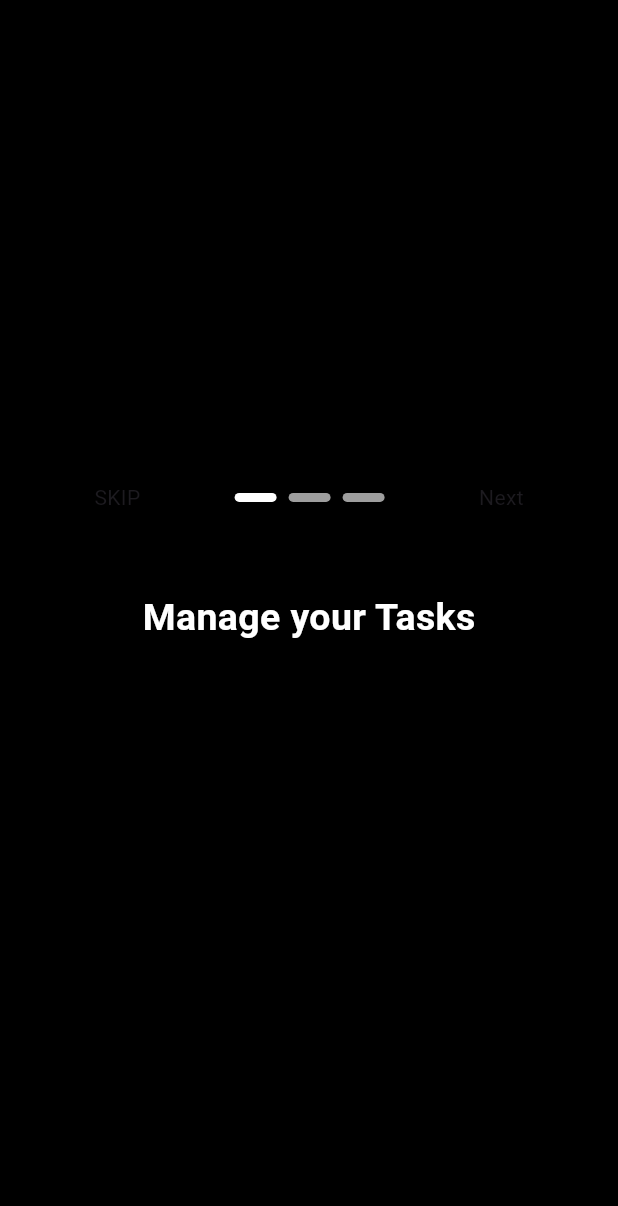
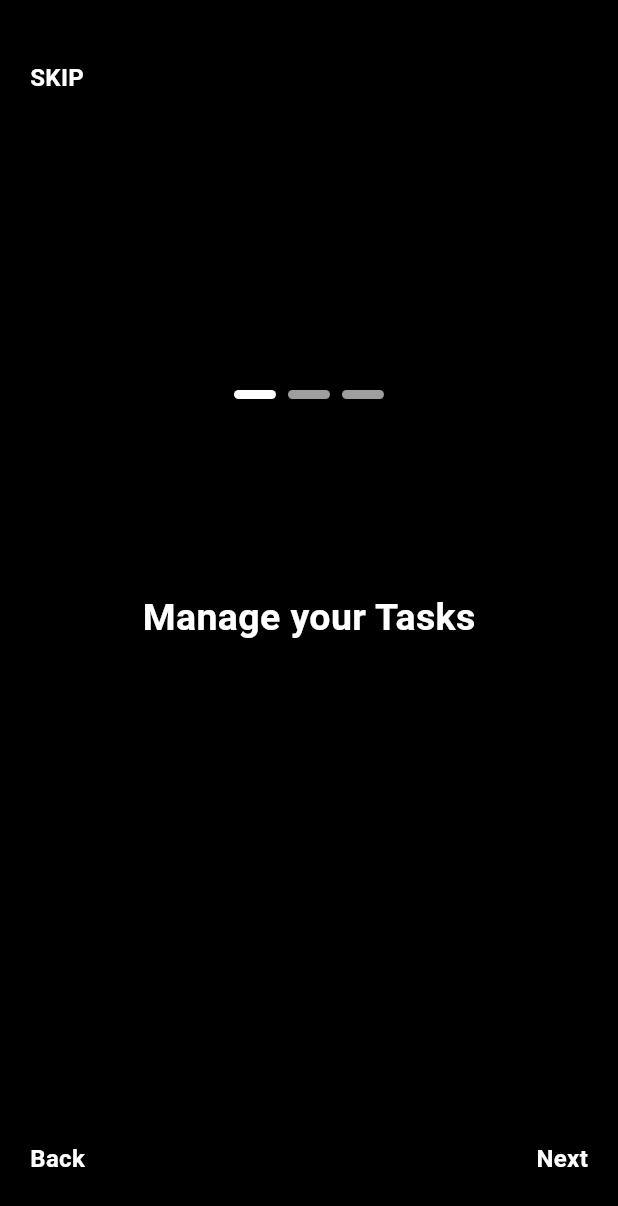
Before and after one commit to mheyrie/UpToDo, a Flutter app: the screen it shows after launch, on a phone screen of 412 x 824 dp. Shown: the top 1206 px of the screen. Run offline on Flutter 3.47's test engine with Material 3 defaults, Android fonts, the phone set to English and light mode, and no system bars; drawn by our look-alikes of smooth_page_indicator.

Commit message:
Updated botton on onboarding

```diff
--- a/lib/screens/onboarding_screen.dart
+++ b/lib/screens/onboarding_screen.dart
@@ -26,16 +26,30 @@ class _MyOnboardingState extends State<MyOnboarding> {
             OnboardingPage3(),
           ]),
 
-            //dot indicator
-            Container(
-                alignment: Alignment(0, -0.2),
-                child: Row(
-                  mainAxisAlignment: MainAxisAlignment.spaceEvenly,
-                  children: [
-                    //skip
-                    GestureDetector(child: Text("SKIP")),
-                    //dot indicator
-                    SmoothPageIndicator(
+          // Skip button at the top right
+          Positioned(
+            top: 40,
+            left: 20,
+            child: GestureDetector(
+              onTap: () {
+                Navigator.pushNamed(context, '/home');
+              },
+              child: Text(
+                "SKIP",
+                style: TextStyle(
+                    color: Colors.white,
+                    fontSize: 16,
+                    fontWeight: FontWeight.bold),
+              ),
+            ),
+          ),
+          // Dot Indicator (keeping it in its original position)
+          Positioned(
+            top: 260,
+            left: 0,
+            right: 0,
+            child: Center(
+              child: SmoothPageIndicator(
                 controller: _controller,
                 count: 3,
                 effect: SlideEffect(
@@ -43,17 +57,60 @@ class _MyOnboardingState extends State<MyOnboarding> {
                   radius: 4.0,
                   dotWidth: 28.0,
                   dotHeight: 6.0,
-                          // paintStyle: PaintingStyle.stroke,
                   strokeWidth: 1.5,
                   dotColor: Colors.grey,
-                          activeDotColor: Colors.white),
+                  activeDotColor: Colors.white,
+                ),
+              ),
+            ),
           ),
 
-                    //next
-                    Text("Next")
+          // Bottom navigation: Back and Next buttons
+          Positioned(
+            bottom: 40,
+            left: 20,
+            right: 20,
+            child: Row(
+              mainAxisAlignment: MainAxisAlignment.spaceBetween,
+              children: [
+                // Back button
+                GestureDetector(
+                  onTap: () {
+                    _controller.previousPage(
+                      duration: Duration(milliseconds: 500),
+                      curve: Curves.easeIn,
+                    );
+                  },
+                  child: Text(
+                    "Back",
+                    style: TextStyle(
+                        color: Colors.white,
+                        fontSize: 16,
+                        fontWeight: FontWeight.bold),
+                  ),
+                ),
+
+                // Next button
+                GestureDetector(
+                  onTap: () {
+                    _controller.nextPage(
+                      duration: Duration(milliseconds: 500),
+                      curve: Curves.easeIn,
+                    );
+                  },
+                  child: Text(
+                    "Next",
+                    style: TextStyle(
+                        color: Colors.white,
+                        fontSize: 16,
+                        fontWeight: FontWeight.bold),
+                  ),
+                ),
               ],
-                ))
+            ),
+          ),
         ],
-        ));
+      ),
+    );
   }
 }
```
Lines whose indentation alone changed are shown as unchanged.
